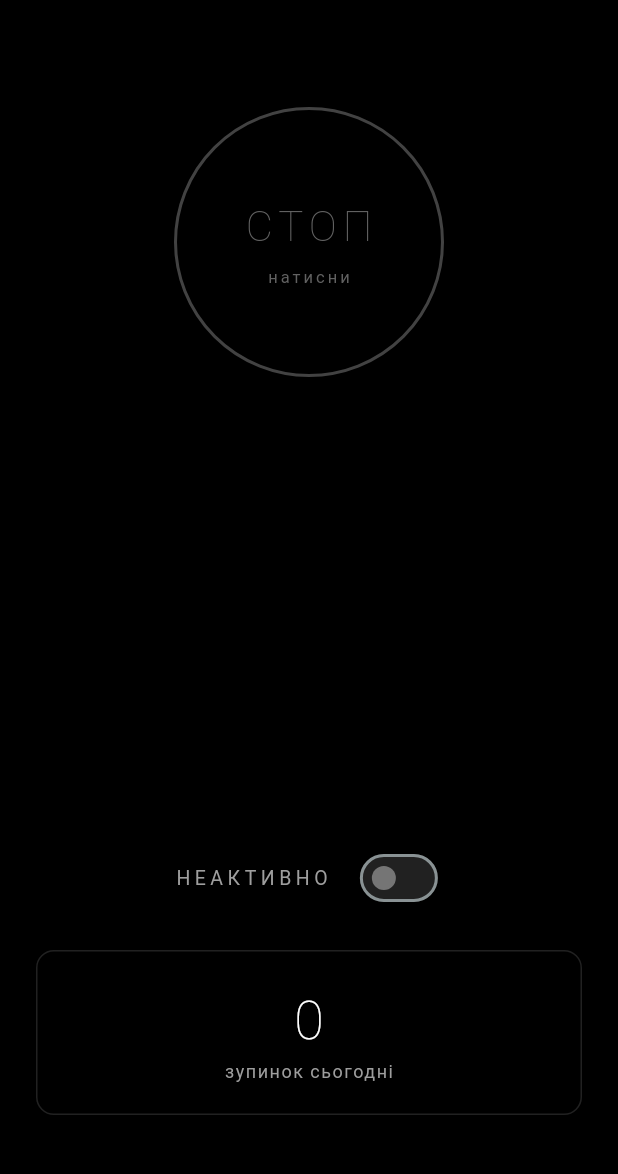
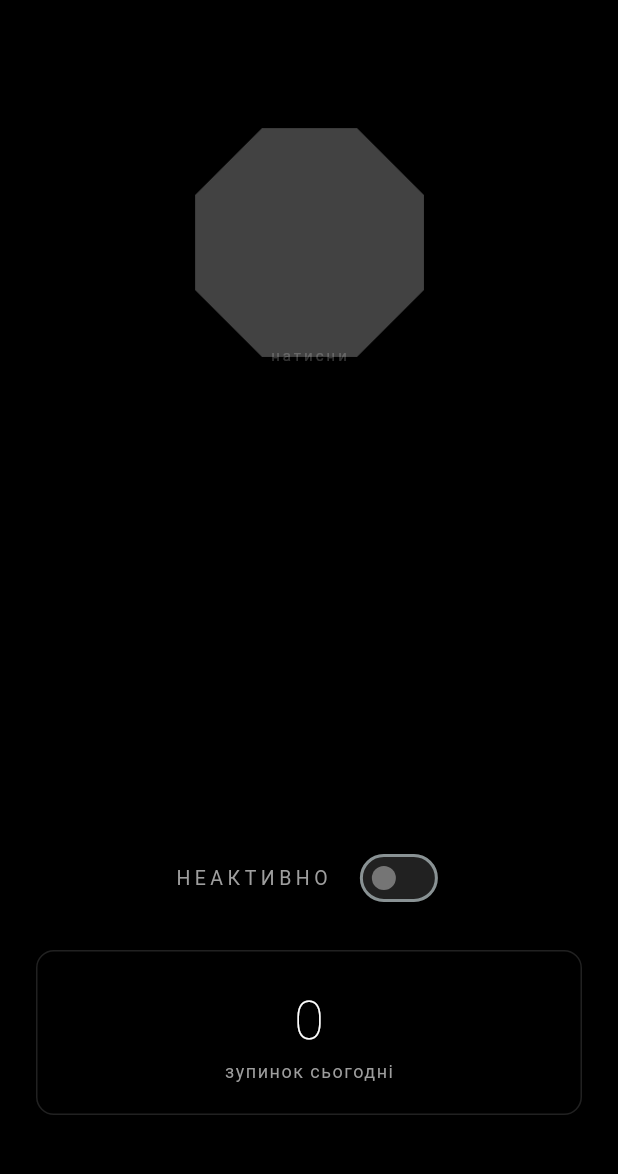
Before and after one commit to Kirzhas-Serghii/gurdjieff-stop, a Flutter app: the screen it shows after launch, on a phone screen of 412 x 824 dp, the part 61-1235 px from its top. Run offline on Flutter 3.47's test engine with Material 3 defaults, Android fonts, the phone set to English and light mode, and no system bars; our stand-ins replace audioplayers, flutter_local_notifications, shared_preferences, vibration; missing offline and left inert: workmanager.

Commit message:
Add files via upload

```diff
--- a/lib/screens/home_screen.dart
+++ b/lib/screens/home_screen.dart
@@ -174,51 +174,34 @@ class _HomeScreenState extends State<HomeScreen>
             children: [
               const SizedBox(height: 32),
 
-              // Головна кнопка СТОП
+              // Головна кнопка — знак СТОП
               ScaleTransition(
                 scale: _pulseAnim,
                 child: GestureDetector(
                   onTap: _onStopTap,
-                  child: AnimatedContainer(
-                    duration: const Duration(milliseconds: 500),
+                  child: Stack(
+                    alignment: Alignment.center,
+                    children: [
+                      Image.asset(
+                        'assets/images/stop_sign.png',
                         width: 180,
                         height: 180,
-                    decoration: BoxDecoration(
-                      shape: BoxShape.circle,
-                      border: Border.all(
-                        color: _settings.isActive
-                            ? Colors.white
-                            : Colors.grey.shade800,
-                        width: 2,
+                        color: _settings.isActive ? null : Colors.grey.shade800,
+                        colorBlendMode: _settings.isActive ? null : BlendMode.srcIn,
                       ),
-                    ),
-                    child: Center(
-                      child: Column(
-                        mainAxisSize: MainAxisSize.min,
-                        children: [
-                          Text(
-                            'СТОП',
-                            style: TextStyle(
-                              fontSize: 28,
-                              fontWeight: FontWeight.w100,
-                              letterSpacing: 4,
-                              color: _settings.isActive
-                                  ? Colors.white
-                                  : Colors.grey.shade700,
-                            ),
-                          ),
-                          const SizedBox(height: 6),
-                          Text(
+                      Positioned(
+                        bottom: 8,
+                        child: Text(
                           'натисни',
                           style: TextStyle(
-                              fontSize: 11,
+                            fontSize: 10,
                             letterSpacing: 2,
-                              color: Colors.grey.shade700,
+                            color: Colors.white.withOpacity(
+                                _settings.isActive ? 0.5 : 0.2),
+                          ),
                         ),
                       ),
                     ],
-                      ),
-                    ),
                   ),
                 ),
               ),
--- a/lib/screens/stop_overlay_screen.dart
+++ b/lib/screens/stop_overlay_screen.dart
@@ -108,17 +108,13 @@ class _StopOverlayScreenState extends State<StopOverlayScreen>
             children: [
               const Spacer(),
 
-              // Анімований символ СТОП
+              // Знак СТОП
               ScaleTransition(
                 scale: _pulseAnimation,
-                child: const Text(
-                  'С Т О П',
-                  style: TextStyle(
-                    fontSize: 52,
-                    fontWeight: FontWeight.w100,
-                    color: Colors.white,
-                    letterSpacing: 12,
-                  ),
+                child: Image.asset(
+                  'assets/images/stop_sign.png',
+                  width: 160,
+                  height: 160,
                 ),
               ),
 
--- a/pubspec.yaml
+++ b/pubspec.yaml
@@ -42,3 +42,4 @@ flutter:
   uses-material-design: true
   assets:
     - assets/sounds/
+    - assets/images/
```
Also changed, not shown: assets/images/stop_sign.png (added), 5 other files. Lines whose indentation alone changed are shown as unchanged.
